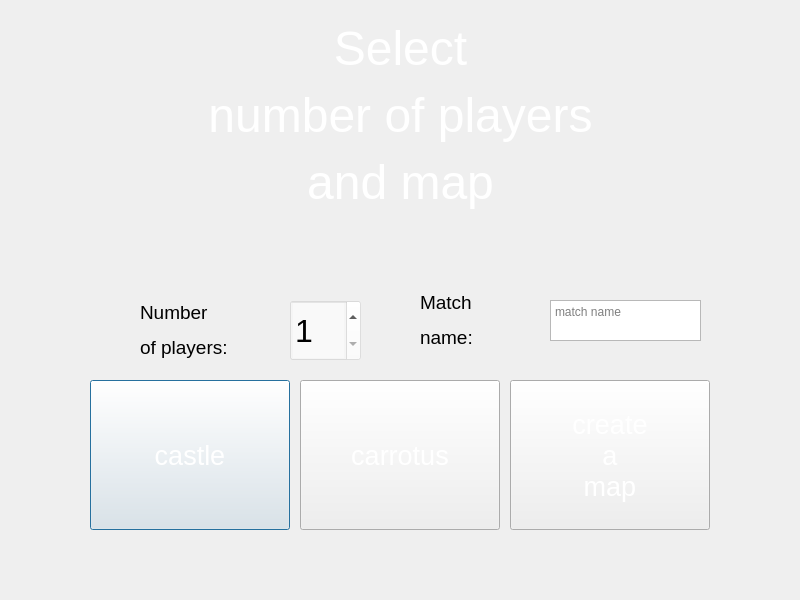
This is client_src/QT/map_selector.ui in Taller-de-Programacion-1-1C2024-GRUPO1/TP-Jazz-Jackrabbit-2 as Qt 5 draws it before an edit. The edited form follows.
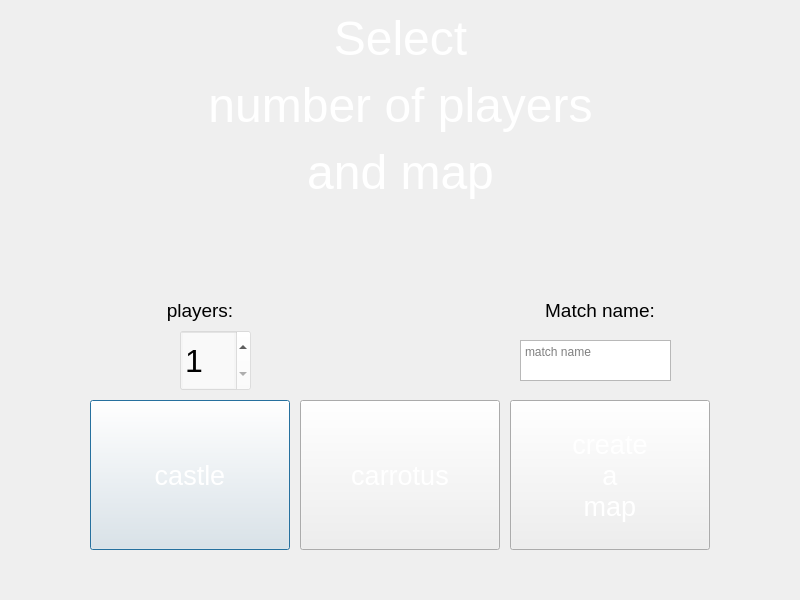
This is the edited form. Icons and pictures are not drawn.

Diff of the .ui file:
```diff
--- a/client_src/QT/map_selector.ui
+++ b/client_src/QT/map_selector.ui
@@ -17,7 +17,7 @@
    <property name="geometry">
     <rect>
      <x>0</x>
-     <y>20</y>
+     <y>10</y>
      <width>801</width>
      <height>191</height>
     </rect>
@@ -30,7 +30,7 @@
    <property name="geometry">
     <rect>
      <x>90</x>
-     <y>380</y>
+     <y>400</y>
      <width>200</width>
      <height>150</height>
     </rect>
@@ -51,7 +51,7 @@
    <property name="geometry">
     <rect>
      <x>300</x>
-     <y>380</y>
+     <y>400</y>
      <width>200</width>
      <height>150</height>
     </rect>
@@ -72,7 +72,7 @@
    <property name="geometry">
     <rect>
      <x>510</x>
-     <y>380</y>
+     <y>400</y>
      <width>200</width>
      <height>150</height>
     </rect>
@@ -94,8 +94,8 @@
   <widget class="QSpinBox" name="spinNumberOfPlayers">
    <property name="geometry">
     <rect>
-     <x>290</x>
-     <y>300</y>
+     <x>180</x>
+     <y>330</y>
      <width>71</width>
      <height>61</height>
     </rect>
@@ -120,34 +120,44 @@
   <widget class="QLabel" name="labelNumberOfPlayers">
    <property name="geometry">
     <rect>
-     <x>140</x>
-     <y>300</y>
-     <width>171</width>
+     <x>0</x>
+     <y>280</y>
+     <width>400</width>
      <height>61</height>
     </rect>
    </property>
+   <property name="font">
+    <font>
+     <pointsize>14</pointsize>
+    </font>
+   </property>
    <property name="text">
-    <string>&lt;html&gt;&lt;head/&gt;&lt;body&gt;&lt;p&gt;&lt;span style=&quot; font-size:14pt;&quot;&gt;Number &lt;/span&gt;&lt;/p&gt;&lt;p&gt;&lt;span style=&quot; font-size:14pt;&quot;&gt;of players:&lt;/span&gt;&lt;/p&gt;&lt;/body&gt;&lt;/html&gt;</string>
+    <string>&lt;html&gt;&lt;head/&gt;&lt;body&gt;&lt;p align=&quot;center&quot;&gt;players:&lt;/p&gt;&lt;/body&gt;&lt;/html&gt;</string>
    </property>
   </widget>
   <widget class="QLabel" name="labelMatchName">
    <property name="geometry">
     <rect>
-     <x>420</x>
-     <y>290</y>
-     <width>171</width>
+     <x>400</x>
+     <y>280</y>
+     <width>400</width>
      <height>61</height>
     </rect>
    </property>
+   <property name="font">
+    <font>
+     <pointsize>14</pointsize>
+    </font>
+   </property>
    <property name="text">
-    <string>&lt;html&gt;&lt;head/&gt;&lt;body&gt;&lt;p&gt;&lt;span style=&quot; font-size:14pt;&quot;&gt;Match&lt;/span&gt;&lt;/p&gt;&lt;p&gt;&lt;span style=&quot; font-size:14pt;&quot;&gt;name:&lt;/span&gt;&lt;/p&gt;&lt;/body&gt;&lt;/html&gt;</string>
+    <string>&lt;html&gt;&lt;head/&gt;&lt;body&gt;&lt;p align=&quot;center&quot;&gt;Match name:&lt;/p&gt;&lt;/body&gt;&lt;/html&gt;</string>
    </property>
   </widget>
   <widget class="QPlainTextEdit" name="txtMatchName">
    <property name="geometry">
     <rect>
-     <x>550</x>
-     <y>300</y>
+     <x>520</x>
+     <y>340</y>
      <width>151</width>
      <height>41</height>
     </rect>
```
